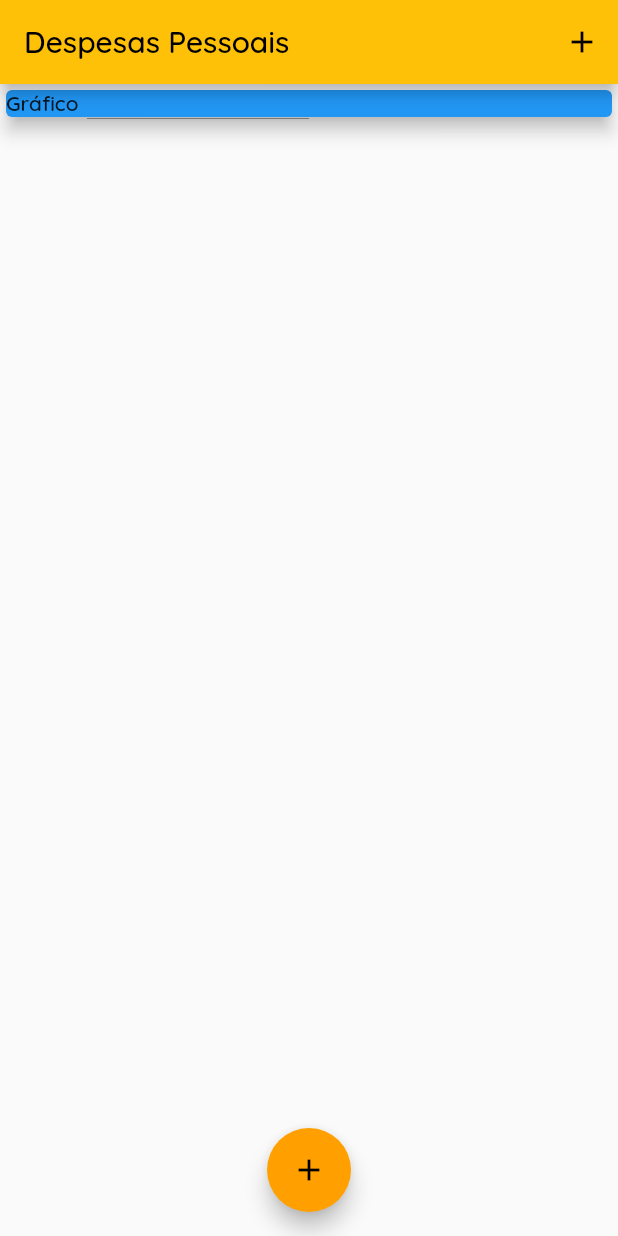
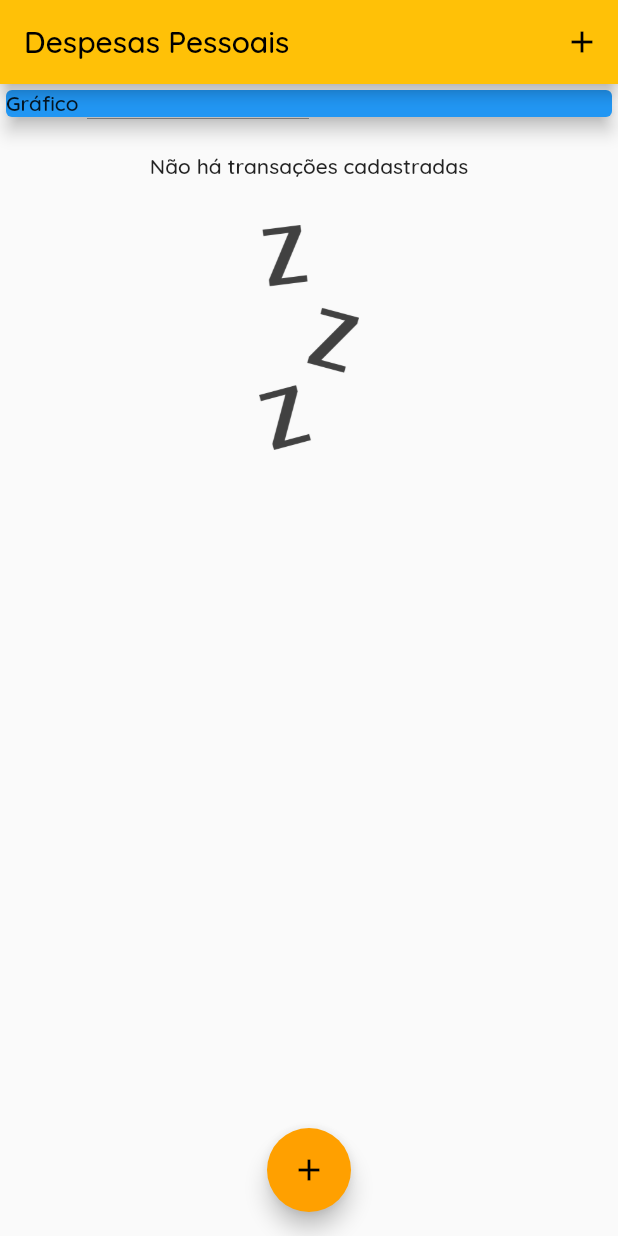
Before and after one commit to GabrielMerigo/expenses_app, a Flutter app: the screen it shows after launch, on a phone screen of 412 x 824 dp. Run offline on Flutter 3.47's test engine with Material 2 defaults, Android fonts, the phone set to English and light mode, and no system bars.

Commit message:
ajustar lista para pegar tela toda!

```diff
--- a/lib/components/transaction_list.dart
+++ b/lib/components/transaction_list.dart
@@ -10,8 +10,23 @@ class TransactionList extends StatelessWidget {
   @override
   Widget build(BuildContext context) {
     return Container(
-      height: 140,
-      child: ListView.builder(
+      height: 250, // PEGAR TELA TODA!!
+      child: transactions.isEmpty
+          ? Column(
+              children: [
+                SizedBox(height: 20),
+                Text('Não há transações cadastradas'),
+                SizedBox(height: 30),
+                SizedBox(
+                  height: 150,
+                  child: Image.asset(
+                    'assets/images/waiting.png',
+                    fit: BoxFit.contain,
+                  ),
+                )
+              ],
+            )
+          : ListView.builder(
               itemCount: transactions.length,
               itemBuilder: (ctx, index) {
                 final tr = transactions[index];
@@ -19,7 +34,8 @@ class TransactionList extends StatelessWidget {
                 return Row(
                   children: <Widget>[
                     Container(
-                margin: EdgeInsets.symmetric(horizontal: 15, vertical: 10),
+                      margin:
+                          EdgeInsets.symmetric(horizontal: 15, vertical: 10),
                       decoration: BoxDecoration(
                           border: Border.all(
                         color: Theme.of(context).primaryColor,
@@ -40,7 +56,8 @@ class TransactionList extends StatelessWidget {
                       children: <Widget>[
                         Text(
                           tr.title,
-                    style: TextStyle(fontSize: 16, fontWeight: FontWeight.bold),
+                          style: TextStyle(
+                              fontSize: 16, fontWeight: FontWeight.bold),
                         ),
                         Text(
                           DateFormat('d MMM y').format(tr.date),
--- a/pubspec.yaml
+++ b/pubspec.yaml
@@ -69,10 +69,8 @@ flutter:
 
   uses-material-design: true
 
-  # To add assets to your application, add an assets section, like this:
-  # assets:
-  #   - images/a_dot_burr.jpeg
-  #   - images/a_dot_ham.jpeg
+  assets:
+    - assets/images/waiting.png
 
   # An image asset can refer to one or more resolution-specific "variants", see
   # https://flutter.dev/assets-and-images/#resolution-aware
```
Also changed, not shown: assets/images/waiting.png (added). Lines whose indentation alone changed are shown as unchanged.
